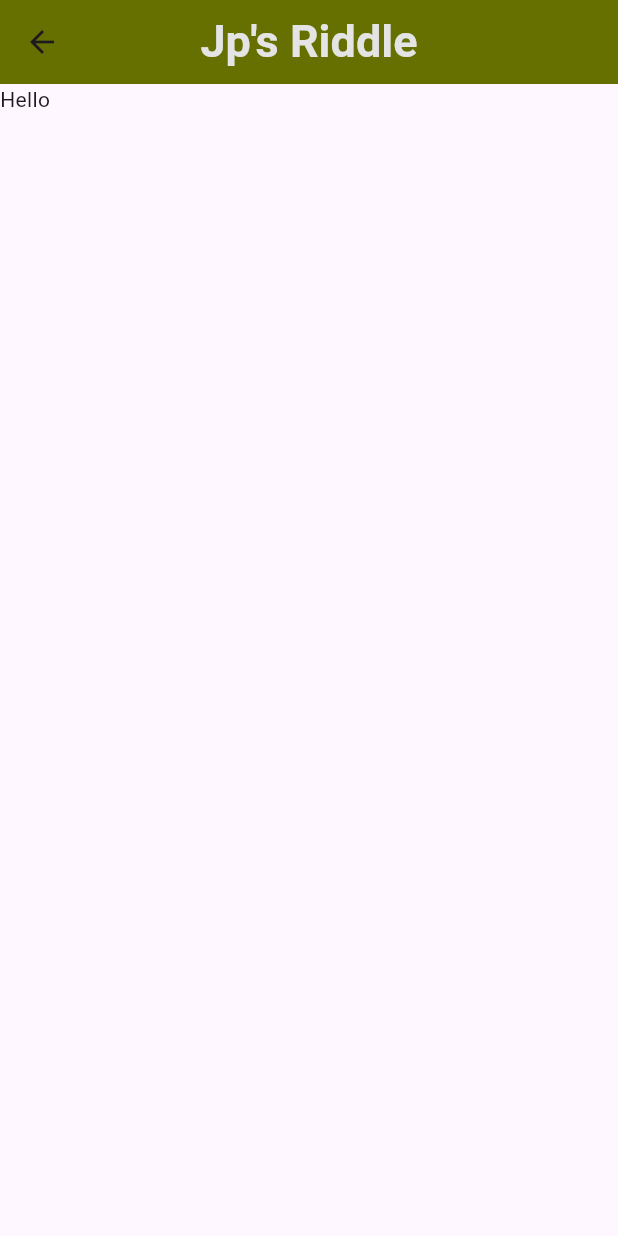
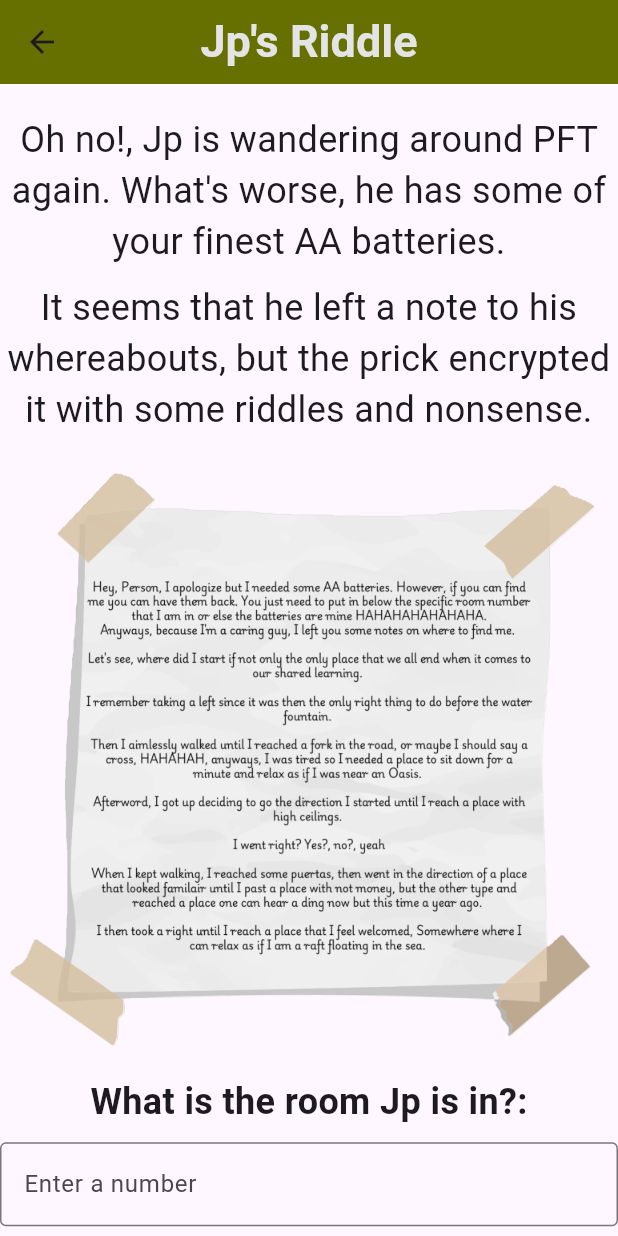
Before and after one commit to maureensanchez99/app6, a Flutter app: the jpRiddle screen opened directly, on a phone screen of 412 x 824 dp. Run offline on Flutter 3.47's test engine with Material 3 defaults, Android fonts, the phone set to English and light mode, and no system bars; our stand-ins replace confetti, shared_preferences; accounts and stored records are empty.

Commit message:
Finished the riddle puzzle

```diff
--- a/lib/pages/Jp_riddle.dart
+++ b/lib/pages/Jp_riddle.dart
@@ -1,4 +1,5 @@
 import 'package:flutter/material.dart';
+import 'package:shared_preferences/shared_preferences.dart';
 
 class jpRiddle extends StatefulWidget {
   const jpRiddle({super.key});
@@ -7,9 +8,34 @@ class jpRiddle extends StatefulWidget {
   State<jpRiddle> createState() => _jpRiddle();
 }
 
-class _jpRiddle extends State<jpRiddle>
-{
-   @override
+class _jpRiddle extends State<jpRiddle> {
+  // Controller for the TextField to manage input
+  final TextEditingController _controller = TextEditingController();
+
+  // Flag to check if the answer is correct
+  bool isCorrect = false;
+
+  @override
+  void initState() {
+    super.initState();
+    _loadState();
+  }
+
+  // Load the stored state from shared preferences
+  void _loadState() async {
+    final prefs = await SharedPreferences.getInstance();
+    setState(() {
+      isCorrect = prefs.getBool('isCorrect') ?? false;
+    });
+  }
+
+  // Save the state in shared preferences
+  void _saveState(bool value) async {
+    final prefs = await SharedPreferences.getInstance();
+    prefs.setBool('isCorrect', value);
+  }
+
+  @override
   Widget build(BuildContext context) {
     return Scaffold(
       appBar: AppBar(
@@ -24,8 +50,103 @@ class _jpRiddle extends State<jpRiddle>
         ),
         centerTitle: true,
       ),
-      body:
-      Text("Hello")
+      body: SingleChildScrollView(
+        child: Column(
+          mainAxisAlignment: MainAxisAlignment.start,
+          crossAxisAlignment: CrossAxisAlignment.center,
+          children: [
+            const SizedBox(height: 20),
+            const Text(
+              "Oh no!, Jp is wandering around PFT again. What's worse, he has some of your finest AA batteries.",
+              textAlign: TextAlign.center,
+              style: TextStyle(
+                fontSize: 24,
+              ),
+            ),
+            const SizedBox(height: 10),
+            const Text(
+              "It seems that he left a note to his whereabouts, but the prick encrypted it with some riddles and nonsense.",
+              textAlign: TextAlign.center,
+              style: TextStyle(
+                fontSize: 24,
+              ),
+            ),
+            const SizedBox(height: 20),
+            Image.asset('assets/Jpnote.PNG'),  // Make sure the image exists in the correct folder
+            const SizedBox(height: 20),
+
+            // Only show the input fields and button if the answer is not correct
+            if (!isCorrect) ...[
+              const Text(
+                "What is the room Jp is in?:",
+                style: TextStyle(
+                  fontSize: 24,
+                  fontWeight: FontWeight.bold,
+                ),
+              ),
+              const SizedBox(height: 10),
+              TextField(
+                controller: _controller,  // Controller to manage input
+                keyboardType: TextInputType.number,  // Show numeric keyboard
+                decoration: const InputDecoration(
+                  border: OutlineInputBorder(),
+                  hintText: 'Enter a number',
+                ),
+              ),
+              const SizedBox(height: 20),
+
+              // Button to check the entered number
+              ElevatedButton(
+                onPressed: () {
+                  // Get the entered number
+                  String enteredValue = _controller.text;
+
+                  if (enteredValue.isNotEmpty) {
+                    // Check if the entered number matches the correct number (1344)
+                    int? enteredNumber = int.tryParse(enteredValue);
+                    if (enteredNumber == 1344) {
+                      // Correct answer
+                      setState(() {
+                        isCorrect = true;  // Update the state to show "Correct" message
+                      });
+                      _saveState(true); // Save the state to SharedPreferences
+                    } else {
+                      // Incorrect answer
+                      ScaffoldMessenger.of(context).showSnackBar(
+                        const SnackBar(content: Text('Incorrect. Try again.')),
+                      );
+                    }
+                  } else {
+                    // No input provided
+                    ScaffoldMessenger.of(context).showSnackBar(
+                      const SnackBar(content: Text('Please enter a number')),
+                    );
+                  }
+                },
+                child: const Text('Submit'),
+              ),
+            ],
+            // If the answer is correct, show the success message
+            if (isCorrect) ...[
+              const SizedBox(height: 20),
+              const Icon(
+                Icons.check_circle_outline,  // Check mark icon
+                color: Colors.green,
+                size: 50,
+              ),
+              const SizedBox(height: 10),
+              const Text(
+                'Correct!',
+                style: TextStyle(
+                  fontSize: 30,
+                  fontWeight: FontWeight.bold,
+                  color: Colors.green,
+                ),
+              ),
+            ],
+          ],
+        ),
+      ),
     );
   }
 }
--- a/pubspec.yaml
+++ b/pubspec.yaml
@@ -43,3 +43,4 @@ flutter:
     - assets/salad2.png
     - assets/bagels.png
     - assets/soup2.png
+    - assets/Jpnote.PNG
```
Also changed, not shown: assets/Jpnote.PNG (renamed from assets/Jp's note.PNG).
